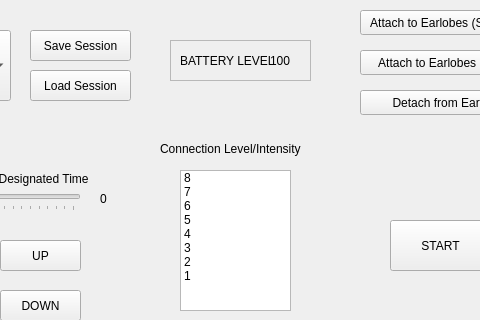
Before: the Qt Designer form CES-Device/mainwindow.ui in Shibbler/3004-group, drawn with Qt 5; both pictures show x 150 to 630 and y 0 to 320 of the 728 by 412 pixel window.
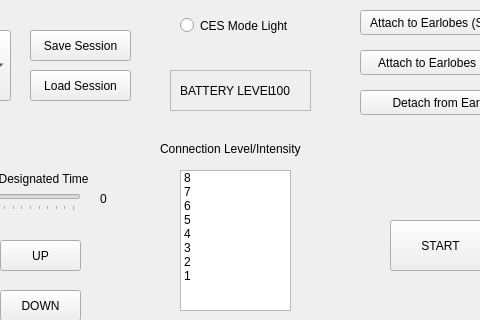
After: the same form once the commit is applied.

Commit message: added CES mode light, added blinking, made disconnect stop session

```diff
--- a/CES-Device/mainwindow.ui
+++ b/CES-Device/mainwindow.ui
@@ -146,7 +146,7 @@
     <property name="geometry">
      <rect>
       <x>320</x>
-      <y>40</y>
+      <y>70</y>
       <width>141</width>
       <height>41</height>
      </rect>
@@ -491,6 +491,22 @@
      <string>0</string>
     </property>
    </widget>
+   <widget class="QRadioButton" name="CESModeLight">
+    <property name="geometry">
+     <rect>
+      <x>330</x>
+      <y>10</y>
+      <width>121</width>
+      <height>31</height>
+     </rect>
+    </property>
+    <property name="text">
+     <string>CES Mode Light</string>
+    </property>
+    <property name="checkable">
+     <bool>false</bool>
+    </property>
+   </widget>
    <zorder>BatteryFrame</zorder>
    <zorder>sessionStore</zorder>
    <zorder>upButton</zorder>
```
Left out of the diff: 1 changed line with no effect on the pictures. The commit also changes 3 other files.
